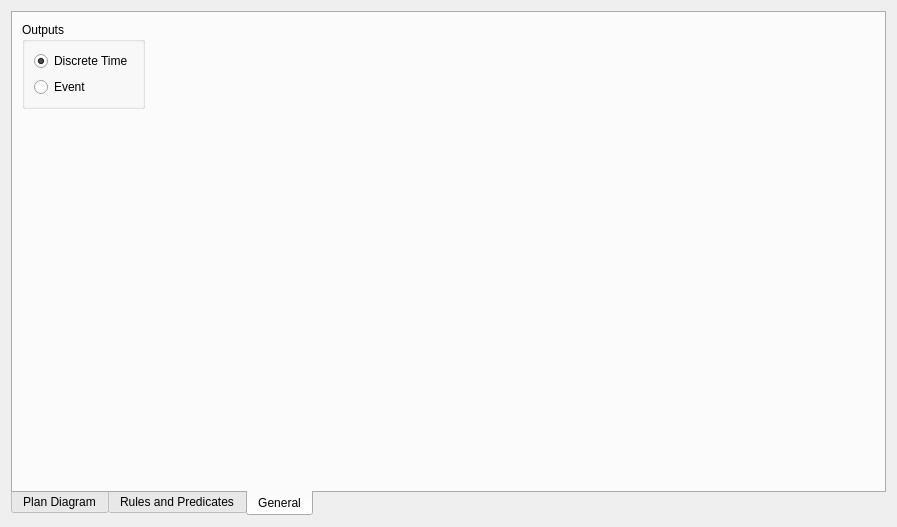
Above: gvle.decision/src/leftWidget.ui from vle-forge/packages before the change. Below: the same form after it.
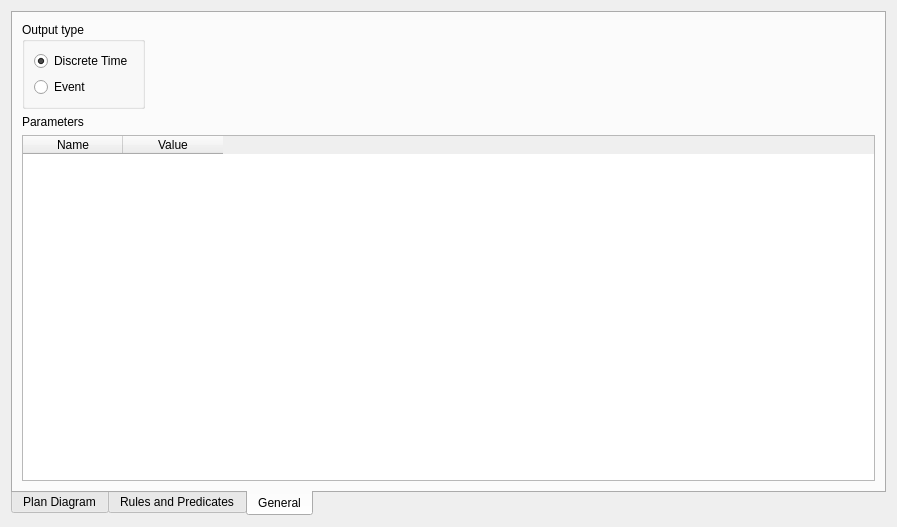
That is the form after the change. The open tabs and pages were chosen to show the change.

```diff
--- a/gvle.decision/src/leftWidget.ui
+++ b/gvle.decision/src/leftWidget.ui
@@ -104,7 +104,7 @@
          <item>
           <widget class="QGroupBox" name="groupBox">
            <property name="title">
-            <string>Outputs</string>
+            <string>Output type</string>
            </property>
            <layout class="QHBoxLayout" name="horizontalLayout">
             <item>
@@ -150,17 +150,25 @@
         </layout>
        </item>
        <item>
-        <spacer name="verticalSpacer">
-         <property name="orientation">
-          <enum>Qt::Vertical</enum>
+        <widget class="QLabel" name="label">
+         <property name="text">
+          <string>Parameters</string>
          </property>
-         <property name="sizeHint" stdset="0">
-          <size>
-           <width>20</width>
-           <height>40</height>
-          </size>
-         </property>
-        </spacer>
+        </widget>
+       </item>
+       <item>
+        <widget class="QTableWidget" name="tableParameters">
+         <column>
+          <property name="text">
+           <string>Name</string>
+          </property>
+         </column>
+         <column>
+          <property name="text">
+           <string>Value</string>
+          </property>
+         </column>
+        </widget>
        </item>
       </layout>
      </widget>
```
